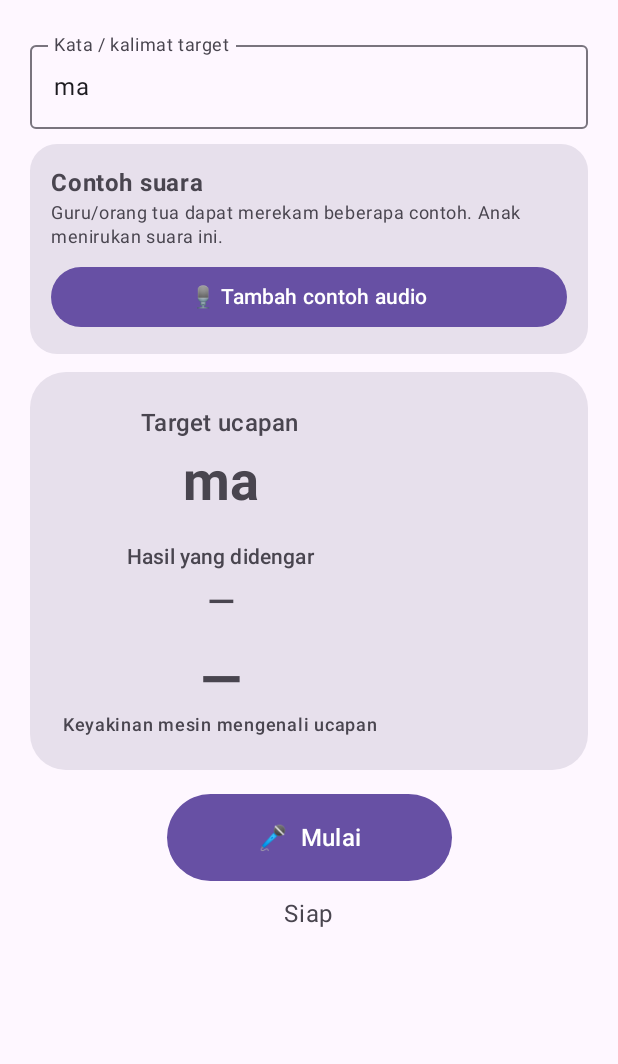
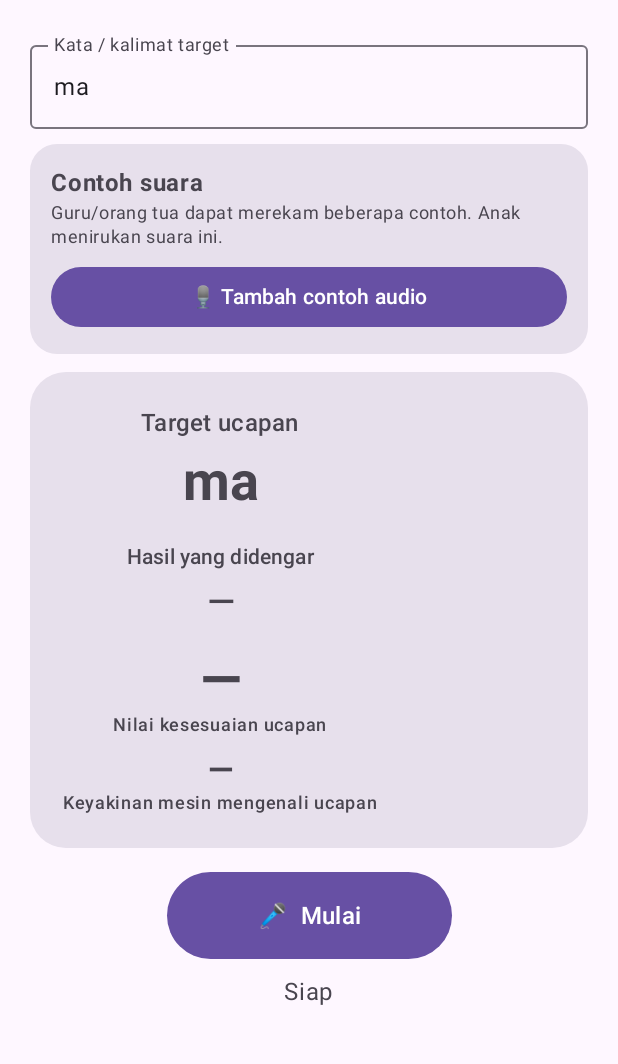
Before and after one commit to isana-banana/kamus-isyarat, an Android app built with Jetpack Compose: the screen it shows after launch (MainActivity), on a phone screen of 412 x 824 dp, the part 159-1223 px from its top. Run offline under Robolectric (Android 15) with nearby library versions, the phone set to English and light mode, and no system bars.

Commit message:
Show practice score as red yellow green

```diff
--- a/speech-practice/app/src/main/java/com/kamusisyarat/speechpractice/MainActivity.kt
+++ b/speech-practice/app/src/main/java/com/kamusisyarat/speechpractice/MainActivity.kt
@@ -375,7 +375,23 @@ private fun Screen(
                 Spacer(Modifier.height(4.dp))
                 Text(if (s.result.isBlank()) "—" else "“${s.result}”", style = MaterialTheme.typography.headlineSmall, fontWeight = FontWeight.SemiBold)
                 Spacer(Modifier.height(14.dp))
-                Text(if (s.confidence == null) "—" else "${s.confidence}%", style = MaterialTheme.typography.displaySmall, color = confidenceColor, fontWeight = FontWeight.Bold)
+                if (s.mode == Mode.PRACTICE) {
+                    val scoreColor = when {
+                        s.score == null -> MaterialTheme.colorScheme.onSurfaceVariant
+                        s.score >= 80 -> Color(0xFF2E7D32)
+                        s.score >= 50 -> Color(0xFFF9A825)
+                        else -> Color(0xFFC62828)
+                    }
+                    Text(
+                        if (s.score == null) "—" else "${s.score}%",
+                        style = MaterialTheme.typography.displaySmall,
+                        color = scoreColor,
+                        fontWeight = FontWeight.Bold
+                    )
+                    Text("Nilai kesesuaian ucapan", style = MaterialTheme.typography.labelMedium, color = MaterialTheme.colorScheme.onSurfaceVariant)
+                    Spacer(Modifier.height(8.dp))
+                }
+                Text(if (s.confidence == null) "—" else "${s.confidence}%", style = MaterialTheme.typography.titleLarge, color = confidenceColor, fontWeight = FontWeight.Bold)
                 Text("Keyakinan mesin mengenali ucapan", style = MaterialTheme.typography.labelMedium, color = MaterialTheme.colorScheme.onSurfaceVariant)
             }
         }
```
